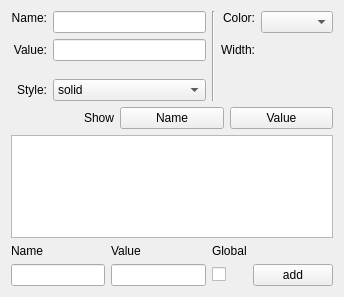
The window that creator/plugins/kparts/codeeditorpart/Interface/EdgePropertiesWidget.ui (KDE/gluon) describes before a commit, drawn with Qt 5.
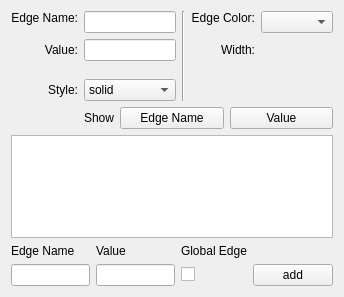
The same window after the commit. Custom widgets are drawn as their Qt base class.

Commit message: ui change to codeeditor kpart to conform to krazy issues. Two issues unresolved due to current code reliance.

What changed in the file:
```diff
--- a/creator/plugins/kparts/codeeditorpart/Interface/EdgePropertiesWidget.ui
+++ b/creator/plugins/kparts/codeeditorpart/Interface/EdgePropertiesWidget.ui
@@ -17,7 +17,7 @@
    <item row="0" column="0">
     <widget class="QLabel" name="label">
      <property name="text">
-      <string>Name:</string>
+      <string>Edge Name:</string>
      </property>
      <property name="alignment">
       <set>Qt::AlignRight|Qt::AlignTrailing|Qt::AlignVCenter</set>
@@ -100,7 +100,7 @@
         <string>Show/hide edge name</string>
        </property>
        <property name="text">
-        <string>Name</string>
+        <string>Edge Name</string>
        </property>
        <property name="checkable">
         <bool>true</bool>
@@ -136,7 +136,7 @@
      <item row="0" column="0">
       <widget class="QLabel" name="label_7">
        <property name="text">
-        <string>Name</string>
+        <string>Edge Name</string>
        </property>
       </widget>
      </item>
@@ -157,7 +157,7 @@
      <item row="0" column="2">
       <widget class="QLabel" name="label_9">
        <property name="text">
-        <string>Global</string>
+        <string>Global Edge</string>
        </property>
       </widget>
      </item>
@@ -173,7 +173,7 @@
    <item row="0" column="3">
     <widget class="QLabel" name="label_3">
      <property name="text">
-      <string>Color:</string>
+      <string>Edge Color:</string>
      </property>
      <property name="alignment">
       <set>Qt::AlignRight|Qt::AlignTrailing|Qt::AlignVCenter</set>
```
The commit also changes 3 other files.
